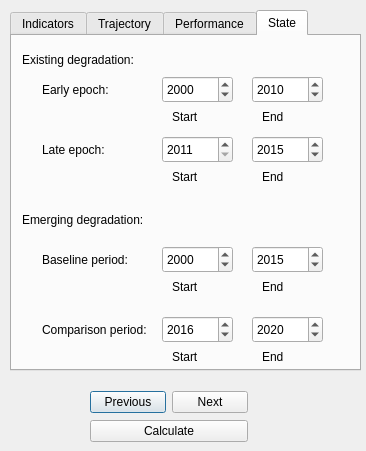
First picture: the form in LDMP/DlgCalculateProd.ui, repository ConservationInternational/trends.earth, before the edit.
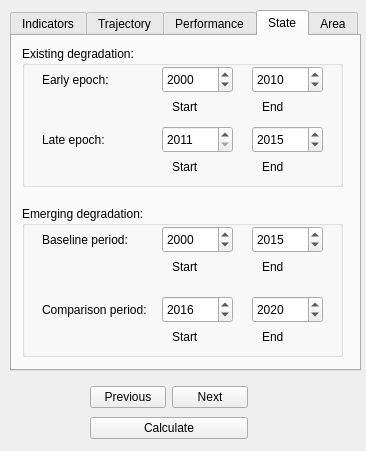
Second picture: the form after the edit. The open tabs and pages were chosen to show the change.

What changed in the file:
```diff
--- a/LDMP/DlgCalculateProd.ui
+++ b/LDMP/DlgCalculateProd.ui
@@ -13,7 +13,7 @@
   <property name="windowTitle">
    <string>Dialog</string>
   </property>
-  <widget class="QTabWidget" name="tab_indicators">
+  <widget class="QTabWidget" name="TabBox">
    <property name="geometry">
     <rect>
      <x>10</x>
@@ -54,7 +54,7 @@
        <x>10</x>
        <y>210</y>
        <width>311</width>
-       <height>80</height>
+       <height>51</height>
       </rect>
      </property>
      <property name="title">
@@ -64,7 +64,7 @@
       <property name="geometry">
        <rect>
         <x>10</x>
-        <y>30</y>
+        <y>20</y>
         <width>291</width>
         <height>20</height>
        </rect>
@@ -98,8 +98,8 @@
      <widget class="QWidget" name="layoutWidget">
       <property name="geometry">
        <rect>
-        <x>20</x>
-        <y>30</y>
+        <x>16</x>
+        <y>21</y>
         <width>291</width>
         <height>141</height>
        </rect>
@@ -382,67 +382,22 @@
     <attribute name="title">
      <string>Performance</string>
     </attribute>
-    <widget class="QLabel" name="label_9">
+    <widget class="QGroupBox" name="groupBox_8">
      <property name="geometry">
       <rect>
-       <x>70</x>
-       <y>60</y>
-       <width>51</width>
-       <height>21</height>
+       <x>20</x>
+       <y>10</y>
+       <width>301</width>
+       <height>101</height>
       </rect>
      </property>
-     <property name="font">
-      <font>
-       <weight>50</weight>
-       <bold>false</bold>
-      </font>
-     </property>
-     <property name="text">
-      <string>Start</string>
-     </property>
-    </widget>
-    <widget class="QLabel" name="label_14">
-     <property name="geometry">
-      <rect>
-       <x>10</x>
-       <y>2</y>
-       <width>157</width>
-       <height>27</height>
-      </rect>
-     </property>
-     <property name="font">
-      <font>
-       <weight>50</weight>
-       <bold>false</bold>
-      </font>
-     </property>
-     <property name="text">
+     <property name="title">
       <string>Baseline period:</string>
      </property>
-    </widget>
-    <widget class="QLabel" name="label_30">
-     <property name="geometry">
-      <rect>
-       <x>170</x>
-       <y>60</y>
-       <width>51</width>
-       <height>21</height>
-      </rect>
-     </property>
-     <property name="font">
-      <font>
-       <weight>50</weight>
-       <bold>false</bold>
-      </font>
-     </property>
-     <property name="text">
-      <string>End</string>
-     </property>
-    </widget>
     <widget class="QDateEdit" name="perf_year_start">
      <property name="geometry">
       <rect>
-       <x>50</x>
+        <x>70</x>
        <y>30</y>
        <width>71</width>
        <height>27</height>
@@ -476,7 +431,7 @@
     <widget class="QDateEdit" name="perf_year_end">
      <property name="geometry">
       <rect>
-       <x>150</x>
+        <x>170</x>
        <y>30</y>
        <width>71</width>
        <height>27</height>
@@ -509,17 +464,68 @@
      <property name="displayFormat">
       <string>yyyy</string>
      </property>
+     </widget>
+     <widget class="QLabel" name="label_30">
+      <property name="geometry">
+       <rect>
+        <x>190</x>
+        <y>60</y>
+        <width>51</width>
+        <height>21</height>
+       </rect>
+      </property>
+      <property name="font">
+       <font>
+        <weight>50</weight>
+        <bold>false</bold>
+       </font>
+      </property>
+      <property name="text">
+       <string>End</string>
+      </property>
+     </widget>
+     <widget class="QLabel" name="label_9">
+      <property name="geometry">
+       <rect>
+        <x>90</x>
+        <y>60</y>
+        <width>51</width>
+        <height>21</height>
+       </rect>
+      </property>
+      <property name="font">
+       <font>
+        <weight>50</weight>
+        <bold>false</bold>
+       </font>
+      </property>
+      <property name="text">
+       <string>Start</string>
+      </property>
+     </widget>
     </widget>
    </widget>
    <widget class="QWidget" name="StateTab">
     <attribute name="title">
      <string>State</string>
     </attribute>
+    <widget class="QGroupBox" name="groupBox_6">
+     <property name="geometry">
+      <rect>
+       <x>10</x>
+       <y>10</y>
+       <width>321</width>
+       <height>141</height>
+      </rect>
+     </property>
+     <property name="title">
+      <string>Existing degradation:</string>
+     </property>
     <widget class="QDateEdit" name="state_existdeg_early_year_start">
      <property name="geometry">
       <rect>
-       <x>150</x>
-       <y>40</y>
+        <x>140</x>
+        <y>20</y>
        <width>71</width>
        <height>27</height>
       </rect>
@@ -545,8 +551,8 @@
     <widget class="QLabel" name="label_11">
      <property name="geometry">
       <rect>
-       <x>30</x>
-       <y>40</y>
+        <x>20</x>
+        <y>20</y>
        <width>101</width>
        <height>27</height>
       </rect>
@@ -561,13 +567,13 @@
       <string>Early epoch:</string>
      </property>
     </widget>
-    <widget class="QLabel" name="label_8">
+     <widget class="QLabel" name="label_13">
      <property name="geometry">
       <rect>
-       <x>160</x>
-       <y>70</y>
-       <width>51</width>
-       <height>21</height>
+        <x>20</x>
+        <y>80</y>
+        <width>101</width>
+        <height>27</height>
       </rect>
      </property>
      <property name="font">
@@ -577,14 +583,14 @@
       </font>
      </property>
      <property name="text">
-      <string>Start</string>
+       <string>Late epoch:</string>
      </property>
     </widget>
     <widget class="QLabel" name="label_12">
      <property name="geometry">
       <rect>
-       <x>250</x>
-       <y>70</y>
+        <x>240</x>
+        <y>50</y>
        <width>51</width>
        <height>21</height>
       </rect>
@@ -599,11 +605,67 @@
       <string>End</string>
      </property>
     </widget>
+     <widget class="QLabel" name="label_8">
+      <property name="geometry">
+       <rect>
+        <x>150</x>
+        <y>50</y>
+        <width>51</width>
+        <height>21</height>
+       </rect>
+      </property>
+      <property name="font">
+       <font>
+        <weight>50</weight>
+        <bold>false</bold>
+       </font>
+      </property>
+      <property name="text">
+       <string>Start</string>
+      </property>
+     </widget>
+     <widget class="QDateEdit" name="state_existdeg_late_year_end">
+      <property name="geometry">
+       <rect>
+        <x>230</x>
+        <y>80</y>
+        <width>71</width>
+        <height>27</height>
+       </rect>
+      </property>
+      <property name="date">
+       <date>
+        <year>2015</year>
+        <month>12</month>
+        <day>31</day>
+       </date>
+      </property>
+      <property name="maximumDateTime">
+       <datetime>
+        <hour>23</hour>
+        <minute>59</minute>
+        <second>59</second>
+        <year>2030</year>
+        <month>12</month>
+        <day>31</day>
+       </datetime>
+      </property>
+      <property name="minimumDate">
+       <date>
+        <year>1980</year>
+        <month>1</month>
+        <day>1</day>
+       </date>
+      </property>
+      <property name="displayFormat">
+       <string>yyyy</string>
+      </property>
+     </widget>
     <widget class="QDateEdit" name="state_existdeg_early_year_end">
      <property name="geometry">
       <rect>
-       <x>240</x>
-       <y>40</y>
+        <x>230</x>
+        <y>20</y>
        <width>71</width>
        <height>27</height>
       </rect>
@@ -639,35 +701,45 @@
       <string>yyyy</string>
      </property>
     </widget>
-    <widget class="QDateEdit" name="state_existdeg_late_year_end">
+     <widget class="QDateEdit" name="state_existdeg_late_year_start">
      <property name="geometry">
       <rect>
-       <x>240</x>
-       <y>100</y>
+        <x>140</x>
+        <y>80</y>
        <width>71</width>
        <height>27</height>
       </rect>
      </property>
-     <property name="date">
-      <date>
-       <year>2015</year>
-       <month>12</month>
-       <day>31</day>
-      </date>
-     </property>
      <property name="maximumDateTime">
       <datetime>
        <hour>23</hour>
        <minute>59</minute>
        <second>59</second>
-       <year>2030</year>
+        <year>2015</year>
        <month>12</month>
        <day>31</day>
       </datetime>
      </property>
+      <property name="minimumDateTime">
+       <datetime>
+        <hour>0</hour>
+        <minute>0</minute>
+        <second>0</second>
+        <year>2011</year>
+        <month>1</month>
+        <day>1</day>
+       </datetime>
+      </property>
+      <property name="maximumDate">
+       <date>
+        <year>2015</year>
+        <month>12</month>
+        <day>31</day>
+       </date>
+      </property>
      <property name="minimumDate">
       <date>
-       <year>1980</year>
+        <year>2011</year>
        <month>1</month>
        <day>1</day>
       </date>
@@ -676,30 +748,11 @@
       <string>yyyy</string>
      </property>
     </widget>
-    <widget class="QLabel" name="label_13">
-     <property name="geometry">
-      <rect>
-       <x>30</x>
-       <y>100</y>
-       <width>101</width>
-       <height>27</height>
-      </rect>
-     </property>
-     <property name="font">
-      <font>
-       <weight>50</weight>
-       <bold>false</bold>
-      </font>
-     </property>
-     <property name="text">
-      <string>Late epoch:</string>
-     </property>
-    </widget>
     <widget class="QLabel" name="label_15">
      <property name="geometry">
       <rect>
-       <x>160</x>
-       <y>130</y>
+        <x>150</x>
+        <y>110</y>
        <width>51</width>
        <height>21</height>
       </rect>
@@ -717,8 +770,8 @@
     <widget class="QLabel" name="label_16">
      <property name="geometry">
       <rect>
-       <x>250</x>
-       <y>130</y>
+        <x>240</x>
+        <y>110</y>
        <width>51</width>
        <height>21</height>
       </rect>
@@ -733,142 +786,35 @@
       <string>End</string>
      </property>
     </widget>
-    <widget class="QDateEdit" name="state_existdeg_late_year_start">
-     <property name="geometry">
-      <rect>
-       <x>150</x>
-       <y>100</y>
-       <width>71</width>
-       <height>27</height>
-      </rect>
-     </property>
-     <property name="maximumDateTime">
-      <datetime>
-       <hour>23</hour>
-       <minute>59</minute>
-       <second>59</second>
-       <year>2015</year>
-       <month>12</month>
-       <day>31</day>
-      </datetime>
-     </property>
-     <property name="minimumDateTime">
-      <datetime>
-       <hour>0</hour>
-       <minute>0</minute>
-       <second>0</second>
-       <year>2011</year>
-       <month>1</month>
-       <day>1</day>
-      </datetime>
-     </property>
-     <property name="maximumDate">
-      <date>
-       <year>2015</year>
-       <month>12</month>
-       <day>31</day>
-      </date>
-     </property>
-     <property name="minimumDate">
-      <date>
-       <year>2011</year>
-       <month>1</month>
-       <day>1</day>
-      </date>
-     </property>
-     <property name="displayFormat">
-      <string>yyyy</string>
-     </property>
+     <zorder>state_existdeg_late_year_start</zorder>
+     <zorder>state_existdeg_early_year_start</zorder>
+     <zorder>label_11</zorder>
+     <zorder>label_13</zorder>
+     <zorder>label_12</zorder>
+     <zorder>label_8</zorder>
+     <zorder>state_existdeg_late_year_end</zorder>
+     <zorder>state_existdeg_early_year_end</zorder>
+     <zorder>state_existdeg_late_year_start</zorder>
+     <zorder>label_15</zorder>
+     <zorder>label_16</zorder>
     </widget>
-    <widget class="QLabel" name="label_17">
-     <property name="geometry">
-      <rect>
-       <x>10</x>
-       <y>10</y>
-       <width>201</width>
-       <height>27</height>
-      </rect>
-     </property>
-     <property name="font">
-      <font>
-       <weight>50</weight>
-       <bold>false</bold>
-      </font>
-     </property>
-     <property name="text">
-      <string>Existing degradation:</string>
-     </property>
-    </widget>
-    <widget class="QLabel" name="label_18">
+    <widget class="QGroupBox" name="groupBox_7">
      <property name="geometry">
       <rect>
        <x>10</x>
        <y>170</y>
-       <width>201</width>
-       <height>27</height>
+       <width>321</width>
+       <height>151</height>
       </rect>
      </property>
-     <property name="font">
-      <font>
-       <weight>50</weight>
-       <bold>false</bold>
-      </font>
-     </property>
-     <property name="text">
+     <property name="title">
       <string>Emerging degradation:</string>
      </property>
-    </widget>
-    <widget class="QDateEdit" name="state_emergedeg_base_year_start">
-     <property name="geometry">
-      <rect>
-       <x>150</x>
-       <y>210</y>
-       <width>71</width>
-       <height>27</height>
-      </rect>
-     </property>
-     <property name="maximumDate">
-      <date>
-       <year>2030</year>
-       <month>12</month>
-       <day>31</day>
-      </date>
-     </property>
-     <property name="minimumDate">
-      <date>
-       <year>1980</year>
-       <month>1</month>
-       <day>1</day>
-      </date>
-     </property>
-     <property name="displayFormat">
-      <string>yyyy</string>
-     </property>
-    </widget>
-    <widget class="QLabel" name="label_23">
-     <property name="geometry">
-      <rect>
-       <x>160</x>
-       <y>240</y>
-       <width>51</width>
-       <height>21</height>
-      </rect>
-     </property>
-     <property name="font">
-      <font>
-       <weight>50</weight>
-       <bold>false</bold>
-      </font>
-     </property>
-     <property name="text">
-      <string>Start</string>
-     </property>
-    </widget>
     <widget class="QLabel" name="label_21">
      <property name="geometry">
       <rect>
-       <x>250</x>
-       <y>310</y>
+        <x>240</x>
+        <y>120</y>
        <width>51</width>
        <height>21</height>
       </rect>
@@ -883,11 +829,57 @@
       <string>End</string>
      </property>
     </widget>
+     <widget class="QLabel" name="label_20">
+      <property name="geometry">
+       <rect>
+        <x>20</x>
+        <y>20</y>
+        <width>141</width>
+        <height>27</height>
+       </rect>
+      </property>
+      <property name="font">
+       <font>
+        <weight>50</weight>
+        <bold>false</bold>
+       </font>
+      </property>
+      <property name="text">
+       <string>Baseline period:</string>
+      </property>
+     </widget>
+     <widget class="QDateEdit" name="state_emergedeg_base_year_start">
+      <property name="geometry">
+       <rect>
+        <x>140</x>
+        <y>20</y>
+        <width>71</width>
+        <height>27</height>
+       </rect>
+      </property>
+      <property name="maximumDate">
+       <date>
+        <year>2030</year>
+        <month>12</month>
+        <day>31</day>
+       </date>
+      </property>
+      <property name="minimumDate">
+       <date>
+        <year>1980</year>
+        <month>1</month>
+        <day>1</day>
+       </date>
+      </property>
+      <property name="displayFormat">
+       <string>yyyy</string>
+      </property>
+     </widget>
     <widget class="QLabel" name="label_24">
      <property name="geometry">
       <rect>
-       <x>250</x>
-       <y>240</y>
+        <x>240</x>
+        <y>50</y>
        <width>51</width>
        <height>21</height>
       </rect>
@@ -902,11 +894,67 @@
       <string>End</string>
      </property>
     </widget>
+     <widget class="QLabel" name="label_19">
+      <property name="geometry">
+       <rect>
+        <x>150</x>
+        <y>120</y>
+        <width>51</width>
+        <height>21</height>
+       </rect>
+      </property>
+      <property name="font">
+       <font>
+        <weight>50</weight>
+        <bold>false</bold>
+       </font>
+      </property>
+      <property name="text">
+       <string>Start</string>
+      </property>
+     </widget>
+     <widget class="QDateEdit" name="state_emergedeg_comp_year_end">
+      <property name="geometry">
+       <rect>
+        <x>230</x>
+        <y>90</y>
+        <width>71</width>
+        <height>27</height>
+       </rect>
+      </property>
+      <property name="date">
+       <date>
+        <year>2020</year>
+        <month>12</month>
+        <day>31</day>
+       </date>
+      </property>
+      <property name="maximumDateTime">
+       <datetime>
+        <hour>23</hour>
+        <minute>59</minute>
+        <second>59</second>
+        <year>2030</year>
+        <month>12</month>
+        <day>31</day>
+       </datetime>
+      </property>
+      <property name="minimumDate">
+       <date>
+        <year>1980</year>
+        <month>1</month>
+        <day>1</day>
+       </date>
+      </property>
+      <property name="displayFormat">
+       <string>yyyy</string>
+      </property>
+     </widget>
     <widget class="QDateEdit" name="state_emergedeg_base_year_end">
      <property name="geometry">
       <rect>
-       <x>240</x>
-       <y>210</y>
+        <x>230</x>
+        <y>20</y>
        <width>71</width>
        <height>27</height>
       </rect>
@@ -942,11 +990,30 @@
       <string>yyyy</string>
      </property>
     </widget>
+     <widget class="QLabel" name="label_23">
+      <property name="geometry">
+       <rect>
+        <x>150</x>
+        <y>50</y>
+        <width>51</width>
+        <height>21</height>
+       </rect>
+      </property>
+      <property name="font">
+       <font>
+        <weight>50</weight>
+        <bold>false</bold>
+       </font>
+      </property>
+      <property name="text">
+       <string>Start</string>
+      </property>
+     </widget>
     <widget class="QLabel" name="label_22">
      <property name="geometry">
       <rect>
-       <x>30</x>
-       <y>280</y>
+        <x>20</x>
+        <y>90</y>
        <width>151</width>
        <height>27</height>
       </rect>
@@ -961,48 +1028,11 @@
       <string>Comparison period:</string>
      </property>
     </widget>
-    <widget class="QDateEdit" name="state_emergedeg_comp_year_end">
-     <property name="geometry">
-      <rect>
-       <x>240</x>
-       <y>280</y>
-       <width>71</width>
-       <height>27</height>
-      </rect>
-     </property>
-     <property name="date">
-      <date>
-       <year>2020</year>
-       <month>12</month>
-       <day>31</day>
-      </date>
-     </property>
-     <property name="maximumDateTime">
-      <datetime>
-       <hour>23</hour>
-       <minute>59</minute>
-       <second>59</second>
-       <year>2030</year>
-       <month>12</month>
-       <day>31</day>
-      </datetime>
-     </property>
-     <property name="minimumDate">
-      <date>
-       <year>1980</year>
-       <month>1</month>
-       <day>1</day>
-      </date>
-     </property>
-     <property name="displayFormat">
-      <string>yyyy</string>
-     </property>
-    </widget>
     <widget class="QDateEdit" name="state_emergedeg_comp_year_start">
      <property name="geometry">
       <rect>
-       <x>150</x>
-       <y>280</y>
+        <x>140</x>
+        <y>90</y>
        <width>71</width>
        <height>27</height>
       </rect>
@@ -1052,15 +1082,54 @@
       <string>yyyy</string>
      </property>
     </widget>
-    <widget class="QLabel" name="label_19">
+    </widget>
+   </widget>
+   <widget class="QWidget" name="AreaTab">
+    <attribute name="title">
+     <string>Area</string>
+    </attribute>
+    <widget class="QWidget" name="verticalLayoutWidget">
      <property name="geometry">
       <rect>
-       <x>160</x>
-       <y>310</y>
-       <width>51</width>
-       <height>21</height>
+       <x>10</x>
+       <y>10</y>
+       <width>334</width>
+       <height>231</height>
       </rect>
      </property>
+     <layout class="QGridLayout" name="gridLayout_2">
+      <item row="1" column="0">
+       <layout class="QGridLayout" name="area_admin_layout">
+        <property name="leftMargin">
+         <number>0</number>
+        </property>
+        <property name="bottomMargin">
+         <number>0</number>
+        </property>
+        <item row="1" column="2">
+         <widget class="QComboBox" name="area_admin_1">
+          <property name="sizePolicy">
+           <sizepolicy hsizetype="Maximum" vsizetype="Fixed">
+            <horstretch>0</horstretch>
+            <verstretch>0</verstretch>
+           </sizepolicy>
+          </property>
+          <property name="minimumSize">
+           <size>
+            <width>250</width>
+            <height>0</height>
+           </size>
+          </property>
+         </widget>
+        </item>
+        <item row="1" column="0">
+         <widget class="QLabel" name="label_4">
+          <property name="sizePolicy">
+           <sizepolicy hsizetype="Minimum" vsizetype="Preferred">
+            <horstretch>0</horstretch>
+            <verstretch>0</verstretch>
+           </sizepolicy>
+          </property>
      <property name="font">
       <font>
        <weight>50</weight>
@@ -1068,18 +1137,34 @@
       </font>
      </property>
      <property name="text">
-      <string>Start</string>
-     </property>
-    </widget>
-    <widget class="QLabel" name="label_20">
-     <property name="geometry">
-      <rect>
-       <x>30</x>
-       <y>210</y>
-       <width>141</width>
-       <height>27</height>
-      </rect>
-     </property>
+           <string>Second level:</string>
+          </property>
+         </widget>
+        </item>
+        <item row="0" column="2">
+         <widget class="QComboBox" name="area_admin_0">
+          <property name="sizePolicy">
+           <sizepolicy hsizetype="Maximum" vsizetype="Fixed">
+            <horstretch>0</horstretch>
+            <verstretch>0</verstretch>
+           </sizepolicy>
+          </property>
+          <property name="minimumSize">
+           <size>
+            <width>250</width>
+            <height>0</height>
+           </size>
+          </property>
+         </widget>
+        </item>
+        <item row="0" column="0">
+         <widget class="QLabel" name="label_3">
+          <property name="sizePolicy">
+           <sizepolicy hsizetype="Minimum" vsizetype="Preferred">
+            <horstretch>0</horstretch>
+            <verstretch>0</verstretch>
+           </sizepolicy>
+          </property>
      <property name="font">
       <font>
        <weight>50</weight>
@@ -1087,8 +1172,67 @@
       </font>
      </property>
      <property name="text">
-      <string>Baseline period:</string>
-     </property>
+           <string>First level:</string>
+          </property>
+         </widget>
+        </item>
+       </layout>
+      </item>
+      <item row="4" column="0">
+       <layout class="QGridLayout" name="area_fromfile_layout">
+        <item row="0" column="1">
+         <widget class="QPushButton" name="area_fromfile_browse">
+          <property name="enabled">
+           <bool>false</bool>
+          </property>
+          <property name="text">
+           <string>Browse</string>
+          </property>
+         </widget>
+        </item>
+        <item row="0" column="0">
+         <widget class="QLineEdit" name="area_fromfile_file">
+          <property name="enabled">
+           <bool>false</bool>
+          </property>
+          <property name="placeholderText">
+           <string>Choose a file...</string>
+          </property>
+         </widget>
+        </item>
+       </layout>
+      </item>
+      <item row="0" column="0">
+       <widget class="QRadioButton" name="area_admin">
+        <property name="text">
+         <string>Administrative area</string>
+        </property>
+        <property name="checked">
+         <bool>true</bool>
+        </property>
+       </widget>
+      </item>
+      <item row="3" column="0">
+       <widget class="QRadioButton" name="area_fromfile">
+        <property name="text">
+         <string>Select from file</string>
+        </property>
+       </widget>
+      </item>
+      <item row="2" column="0">
+       <spacer name="verticalSpacer">
+        <property name="orientation">
+         <enum>Qt::Vertical</enum>
+        </property>
+        <property name="sizeHint" stdset="0">
+         <size>
+          <width>20</width>
+          <height>40</height>
+         </size>
+        </property>
+       </spacer>
+      </item>
+     </layout>
     </widget>
    </widget>
   </widget>
@@ -1096,9 +1240,9 @@
    <property name="geometry">
     <rect>
      <x>90</x>
-     <y>390</y>
+     <y>383</y>
      <width>158</width>
-     <height>54</height>
+     <height>61</height>
     </rect>
    </property>
    <layout class="QGridLayout" name="gridLayout">
```
Lines whose indentation alone changed are shown as unchanged.
